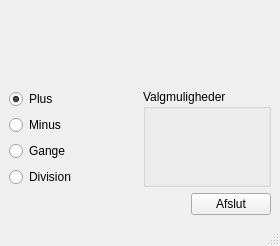
davidlamhauge/databel, file mainwindow.ui: the form before one commit.
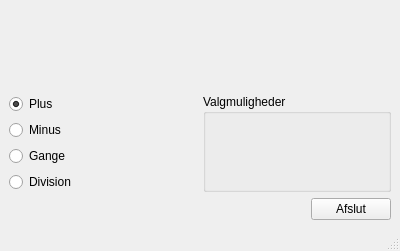
The form after the commit. Icons and pictures are not drawn.

Commit message: Removed debug message. added version info

Patch:
```diff
--- a/mainwindow.ui
+++ b/mainwindow.ui
@@ -6,8 +6,8 @@
    <rect>
     <x>0</x>
     <y>0</y>
-    <width>280</width>
-    <height>246</height>
+    <width>400</width>
+    <height>251</height>
    </rect>
   </property>
   <property name="windowTitle">
```
Left out of the diff: 2 changed lines with no effect on the pictures. The commit also changes 2 other files.
